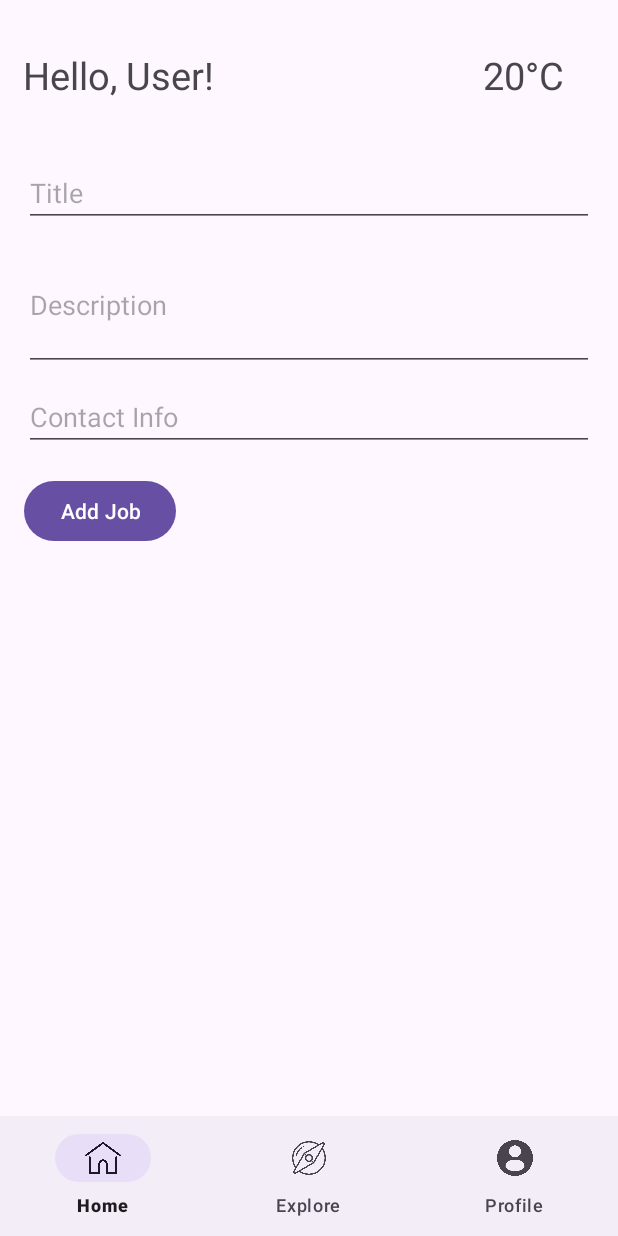
After one commit to HeartBrokenKids/Parikrama-app, an Android app: the fragment AddJobFragment placed in its activity, on a phone screen of 412 x 824 dp. The commit adds this screen. Run offline under Robolectric (Android 15) with nearby library versions, the phone set to English and light mode, and no system bars; our stand-ins replace Firebase (no records; nobody signed in at launch, a user with empty details on screens opened directly).

Commit message:
basic functioning

```diff
--- a/app/build.gradle
+++ b/app/build.gradle
@@ -54,6 +54,7 @@
             exclude group: 'com.google.api.grpc', module: 'proto-google-common-protos'
             exclude group: 'com.google.firebase', module: 'protolite-well-known-types'
         }
+
         implementation 'com.squareup.picasso:picasso:2.71828'
         testImplementation 'junit:junit:4.13.2'
         androidTestImplementation 'androidx.test.ext:junit:1.1.5'
--- /dev/null
+++ b/app/src/main/java/com/example/parikramaapp/economicOpportunities/AddJobFragment.java
@@ -0,0 +1,100 @@
+package com.example.parikramaapp.economicOpportunities;
+
+import android.os.Bundle;
+import android.view.LayoutInflater;
+import android.view.View;
+import android.view.ViewGroup;
+import android.widget.Button;
+import android.widget.EditText;
+import android.widget.Toast;
+
+import androidx.annotation.NonNull;
+import androidx.annotation.Nullable;
+import androidx.fragment.app.Fragment;
+
+import com.example.parikramaapp.R;
+import com.google.android.gms.tasks.OnFailureListener;
+import com.google.android.gms.tasks.OnSuccessListener;
+import com.google.firebase.firestore.DocumentReference;
+import com.google.firebase.firestore.FirebaseFirestore;
+
+import java.util.HashMap;
+import java.util.Map;
+
+public class AddJobFragment extends Fragment {
+
+    private FirebaseFirestore db;
+    private EditText editTextTitle;
+    private EditText editTextDescription;
+    private EditText editTextContactInfo;
+    private Button btnAddJob;
+
+    public AddJobFragment() {
+        // Required empty public constructor
+    }
+
+    @Override
+    public View onCreateView(LayoutInflater inflater, ViewGroup container,
+                             Bundle savedInstanceState) {
+        View rootView = inflater.inflate(R.layout.fragment_add_job, container, false);
+
+        db = FirebaseFirestore.getInstance();
+
+        editTextTitle = rootView.findViewById(R.id.editTextTitle);
+        editTextDescription = rootView.findViewById(R.id.editTextDescription);
+        editTextContactInfo = rootView.findViewById(R.id.editTextContactInfo);
+        btnAddJob = rootView.findViewById(R.id.btnAddJob);
+
+        btnAddJob.setOnClickListener(new View.OnClickListener() {
+            @Override
+            public void onClick(View v) {
+                addJobPost();
+            }
+        });
+
+        return rootView;
+    }
+
+    private void addJobPost() {
+        String title = editTextTitle.getText().toString().trim();
+        String description = editTextDescription.getText().toString().trim();
+        String contactInfo = editTextContactInfo.getText().toString().trim();
+
+        // Check if any of the fields are empty
+        if (title.isEmpty() || description.isEmpty() || contactInfo.isEmpty()) {
+            Toast.makeText(getContext(), "Please fill in all fields", Toast.LENGTH_SHORT).show();
+            return;
+        }
+
+        // Assuming you have a way to get the userId, replace "your_user_id" with the actual userId
+        String userId = "your_user_id"; // Replace this with the actual userId
+
+        // Create a HashMap to hold the job post data
+        Map<String, Object> jobPost = new HashMap<>();
+        jobPost.put("userId", userId);
+        jobPost.put("title", title);
+        jobPost.put("description", description);
+        jobPost.put("upvotes", 0); // Assuming initial upvotes are 0
+        jobPost.put("contactInfo", contactInfo);
+
+        // Add the job post to Firestore
+        db.collection("job_posts").add(jobPost)
+                .addOnSuccessListener(new OnSuccessListener<DocumentReference>() {
+                    @Override
+                    public void onSuccess(DocumentReference documentReference) {
+                        Toast.makeText(getContext(), "Job added successfully", Toast.LENGTH_SHORT).show();
+                        // Clear the input fields after successful addition
+                        editTextTitle.setText("");
+                        editTextDescription.setText("");
+                        editTextContactInfo.setText("");
+                    }
+                })
+                .addOnFailureListener(new OnFailureListener() {
+                    @Override
+                    public void onFailure(@NonNull Exception e) {
+                        Toast.makeText(getContext(), "Failed to add job: " + e.getMessage(), Toast.LENGTH_SHORT).show();
+                    }
+                });
+    }
+
+}
--- a/app/src/main/java/com/example/parikramaapp/home/homeFragment.java
+++ b/app/src/main/java/com/example/parikramaapp/home/homeFragment.java
@@ -15,6 +15,7 @@
 
 import com.example.parikramaapp.R;
 import com.example.parikramaapp.communityAndSocial.news.LocalNewsFragment;
+import com.example.parikramaapp.economicOpportunities.EconomicOpportunitiesFragment;
 import com.example.parikramaapp.localExploration.LocalExplorationFragment;
 
 import java.util.ArrayList;
@@ -154,7 +155,7 @@
                     selectedFragment = new LocalNewsFragment();
                     break;
                 case "Economic Opportunity":
-//                    selectedFragment = new EconomicOpportunitiesFragment();
+                    selectedFragment = new EconomicOpportunitiesFragment();
                     break;
                 default:
                     Toast.makeText(getContext(), "Service not implemented yet.", Toast.LENGTH_SHORT).show();
--- /dev/null
+++ b/app/src/main/res/layout/fragment_add_job.xml
@@ -0,0 +1,38 @@
+<!-- fragment_add_job.xml -->
+
+<LinearLayout xmlns:android="http://schemas.android.com/apk/res/android"
+    android:layout_width="match_parent"
+    android:layout_height="match_parent"
+    android:orientation="vertical"
+    android:padding="16dp">
+
+    <EditText
+        android:id="@+id/editTextTitle"
+        android:layout_width="match_parent"
+        android:layout_height="wrap_content"
+        android:hint="Title" />
+
+    <EditText
+        android:id="@+id/editTextDescription"
+        android:layout_width="match_parent"
+        android:layout_height="wrap_content"
+        android:layout_marginTop="8dp"
+        android:hint="Description"
+        android:inputType="textMultiLine"
+        android:minLines="3" />
+
+    <EditText
+        android:id="@+id/editTextContactInfo"
+        android:layout_width="match_parent"
+        android:layout_height="wrap_content"
+        android:layout_marginTop="8dp"
+        android:hint="Contact Info" />
+
+    <Button
+        android:id="@+id/btnAddJob"
+        android:layout_width="wrap_content"
+        android:layout_height="wrap_content"
+        android:layout_marginTop="16dp"
+        android:text="Add Job" />
+
+</LinearLayout>
```
Also changed, not shown: app/src/main/java/com/example/parikramaapp/economicOpportunities/EconomicOpportunitiesFragment.java (added, +49 -0 lines), app/src/main/java/com/example/parikramaapp/economicOpportunities/JobPost.java (added, +59 -0 lines), app/src/main/java/com/example/parikramaapp/economicOpportunities/JobPostAdapter.java (added, +63 -0 lines), app/src/main/res/layout/fragment_economic_opportunities.xml (added, +22 -0 lines), app/src/main/res/layout/item_job_post.xml (added, +27 -0 lines), app/src/main/res/drawable/ic_add.png (added).
